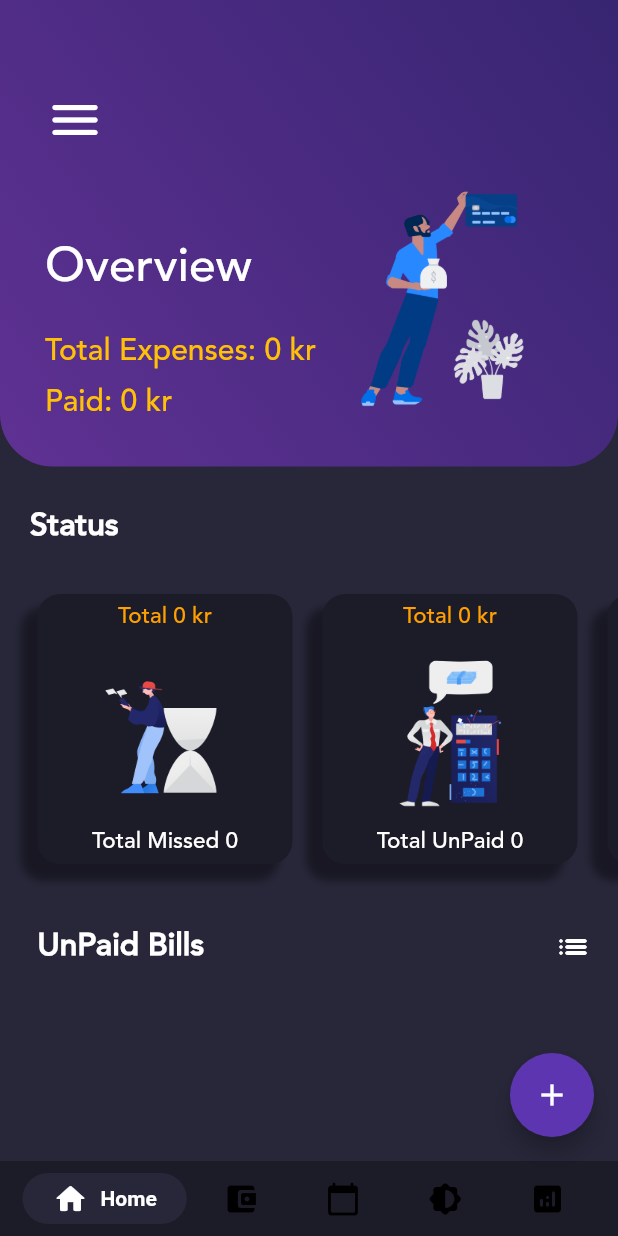
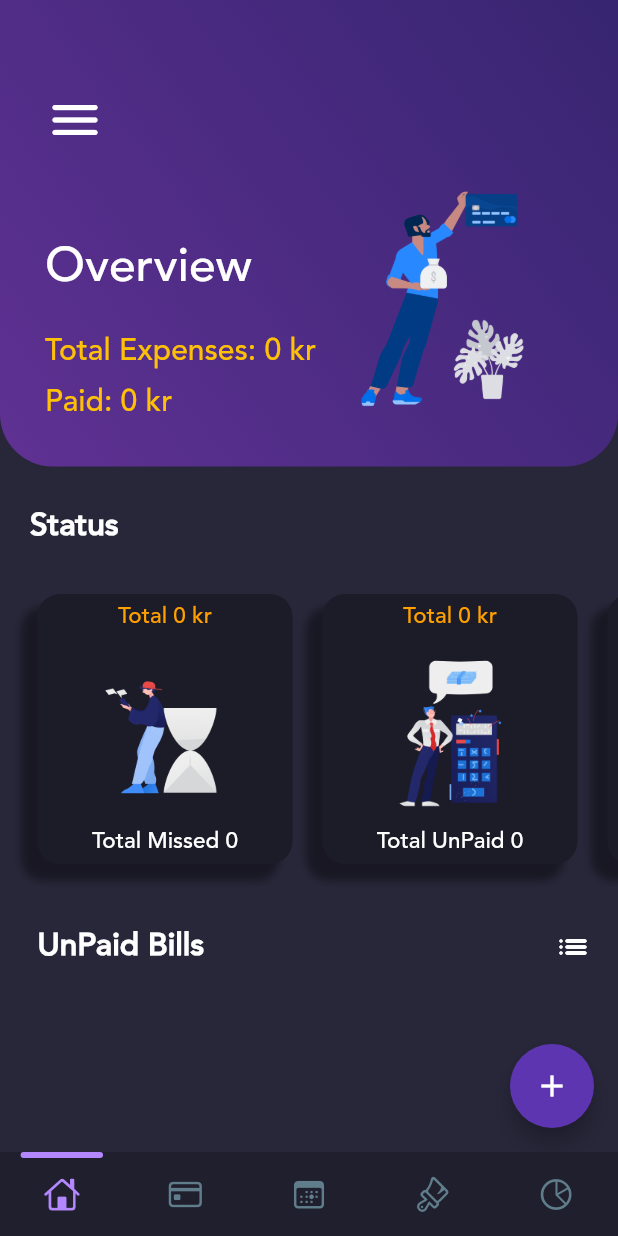
Before and after one commit to JohnBoscoM/to_pay_app, a Flutter app: the screen it shows after launch, on a phone screen of 412 x 824 dp. Run offline on Flutter 3.47's test engine with Material 2 defaults, Android fonts, the phone set to English and light mode, and no system bars; drawn by our look-alikes of flutter_snake_navigationbar, google_nav_bar; our stand-ins replace flutter_bloc, flutter_neumorphic, google_fonts, hive, hive_flutter, modal_bottom_sheet and 1 more; missing offline and left inert: flutter_clean_calendar, responsive_navigation_bar; accounts and stored records are empty; generated files the repository leaves out were written again.

Commit message:
snake navbar

```diff
--- a/lib/Pages/nav.dart
+++ b/lib/Pages/nav.dart
@@ -1,4 +1,6 @@
+import 'package:flutter/cupertino.dart';
 import 'package:flutter/material.dart';
+import 'package:flutter_snake_navigationbar/flutter_snake_navigationbar.dart';
 import 'package:google_fonts/google_fonts.dart';
 import 'package:google_nav_bar/google_nav_bar.dart';
 import 'package:to_pay_app/Pages/missedPayments.dart';
@@ -30,6 +32,14 @@ class _NavState extends State<NavPage> {
   void changeTab() {
     if (mounted) setState(() {});
   }
+  SnakeBarBehaviour snakeBarStyle = SnakeBarBehaviour.pinned;
+  SnakeShape snakeShape = SnakeShape.indicator;
+  bool showSelectedLabels = false;
+  bool showUnselectedLabels = false;
+  // ShapeBorder bottomBarShape = const RoundedRectangleBorder(
+  //   borderRadius: BorderRadius.all(Radius.circular(25)),
+  // );
+  EdgeInsets padding = const EdgeInsets.all(12);
 
   static const TextStyle optionStyle =
       TextStyle(fontSize: 30, fontWeight: FontWeight.bold);
@@ -48,57 +58,39 @@ class _NavState extends State<NavPage> {
   Widget build(BuildContext context) {
        final themeProvider = Provider.of<ThemeProvider>(context);
     return Scaffold(
-      backgroundColor: themeProvider.themeMode().color,
+      backgroundColor: themeProvider.themeMode().blendBackgroundColor,
       body: Center(
         child: _widgetOptions.elementAt(_selectedIndex),
       ),
-      bottomNavigationBar: Container(
+      bottomNavigationBar: SnakeNavigationBar.color(
+        backgroundColor: themeProvider.themeMode().navBarColor,
+        behaviour: snakeBarStyle,
+        snakeShape: snakeShape,
+        //shape: bottomBarShape,
+        //  padding: padding,
 
-        child: SafeArea(
-          child: Padding(
-            padding: const EdgeInsets.symmetric(horizontal: 15.0, vertical: 8),
-            child: GNav(
-              backgroundColor: themeProvider.themeMode().color,
-                gap: 8,
-                activeColor: themeProvider.themeMode().textColor,
-                iconSize: 24,
-                padding: EdgeInsets.symmetric(horizontal: 20, vertical: 5),
-                duration: Duration(milliseconds: 500),
-                tabBackgroundColor: themeProvider.themeMode().blendBackgroundColor,
-                tabs: [
-                  GButton(
-                    icon: Icons.home_rounded,
-                    text: 'Home',
-                  ),
-                  GButton(
-                    icon: Icons.account_balance_wallet_rounded,
-                    text: 'Bills',
-                  ),
-                  GButton(
-                    icon: Icons.calendar_today_rounded,
-                    text: 'Calendar',
-                  ),
-                  //  GButton(
-                  //   icon: Icons.analytics_outlined,
-                  //   text: 'Analytics',
-                  // ),
-                  GButton(
-                    icon: Icons.brightness_medium_rounded,
-                    text: 'Theme',
-                  ),
-                   GButton(
-                    icon: Icons.analytics_rounded,
-                    text: 'Analytics',
-                  ),
-                ],
-                selectedIndex: _selectedIndex,
-                onTabChange: (index) {
-                  setState(() {
-                    _selectedIndex = index;
-                  });
-                }),
-          ),
-        ),
+        ///configuration for SnakeNavigationBar.color
+        snakeViewColor: themeProvider.themeMode().navBarForeground,
+        selectedItemColor: snakeShape == SnakeShape.indicator ? themeProvider.themeMode().navBarForeground : null,
+        unselectedItemColor: themeProvider.themeMode().unselectedItemColor,
+
+        ///configuration for SnakeNavigationBar.gradient
+        //snakeViewGradient: selectedGradient,
+        //selectedItemGradient: snakeShape == SnakeShape.indicator ? selectedGradient : null,
+        //unselectedItemGradient: unselectedGradient,
+
+        showUnselectedLabels: showUnselectedLabels,
+        showSelectedLabels: showSelectedLabels,
+
+        currentIndex: _selectedIndex,
+        onTap: (index) => setState(() => _selectedIndex = index),
+        items: [
+          BottomNavigationBarItem(icon: Icon(CupertinoIcons.home), label: 'Home'),
+          BottomNavigationBarItem(icon: Icon(CupertinoIcons.creditcard), label: 'Expenses'),
+          BottomNavigationBarItem(icon: Icon(CupertinoIcons.calendar_today), label: 'Calendar'),
+          BottomNavigationBarItem(icon: Icon(CupertinoIcons.paintbrush), label: 'Theme'),
+          BottomNavigationBarItem(icon: Icon(CupertinoIcons.chart_pie), label: 'Analytics')
+        ],
       ),
     );
   }
--- a/lib/Pages/paymentsTabbedView.dart
+++ b/lib/Pages/paymentsTabbedView.dart
@@ -108,9 +108,9 @@ class _PaymentsTabbedPageState extends State<PaymentsTabbedPage>
         appBar: AppBar(
             backgroundColor: themeProvider.themeMode().blendBackgroundColor,
 
-            elevation: 0,
+            elevation: 3 ,
             bottom: buildSearchBar(themeProvider),
-            title: Padding(padding: EdgeInsets.only(top: 20), child:Text("Expenses",style: TextStyle(fontSize: 30, fontFamily: "avenir"),))
+            title: Padding(padding: EdgeInsets.only(top: 20), child:Text("Expenses",style: TextStyle(fontSize: 30, fontFamily: "avenir", fontWeight: FontWeight.w700),))
         ),
         body: TabBarView(
           controller: _controller,
--- a/lib/model_providers/theme_provider.dart
+++ b/lib/model_providers/theme_provider.dart
@@ -83,8 +83,10 @@ class ThemeProvider with ChangeNotifier {
       ],
       textColor: isLightTheme ? Color(0xFF000000) : Color(0xFFFFFFFF),
       selectedColor: isLightTheme ? Colors.deepPurple : Colors.deepPurple[800],
+      navBarForeground: isLightTheme ? Colors.deepPurple: Colors.deepPurpleAccent[100],
       toggleButtonColor: isLightTheme ? Color(0xFFFFFFFF) : Color(0xFf34323d),
-      searchBarColor: isLightTheme ? Colors.deepPurple[100] : Color.fromARGB(20, 240, 200, 255),
+      searchBarColor: isLightTheme ? Color.fromARGB(25, 30, 0, 255) : Color.fromARGB(15, 255, 250, 255),
+      unselectedItemColor: isLightTheme ? Colors.blueGrey[600] : Colors.blueGrey,
       nightOrDayImage: isLightTheme
           ? "assets/images/hugo-dogw.png"
           : 'assets/images/hugo-cat-sleep.png',
@@ -92,8 +94,8 @@ class ThemeProvider with ChangeNotifier {
           isLightTheme ? Color(0xFFe7e7e8) : Color(0xFF222029),
       color: isLightTheme ? Colors.white : Color(0xff1C1B28),
       appColor: isLightTheme ? Color(0xFF6C60E0) : Colors.deepPurple,
-      blendBackgroundColor:
-          isLightTheme ? Color(0xffEEEDF7) : Color(0xff28273A),
+      blendBackgroundColor: isLightTheme ? Color(0xffEEEDF7) : Color(0xff28273A),
+      navBarColor: isLightTheme ? Color(0xffe8e6f5) : Color(0xff201f2e),
       shadow: [
         if (isLightTheme)
           BoxShadow(
@@ -208,11 +210,14 @@ class ThemeColor {
   List<Color> missedGradient;
   String nightOrDayImage;
   Color backgroundColor;
+  Color navBarColor;
   Color searchBarColor;
+  Color unselectedItemColor;
   Color toggleButtonColor;
   Color toggleBackgroundColor;
   Color textColor;
   Color color;
+  Color navBarForeground;
   Color selectedColor;
   Color appColor;
   Color blendBackgroundColor;
@@ -225,10 +230,13 @@ class ThemeColor {
       this.toggleBackgroundColor,
       this.toggleButtonColor,
       this.textColor,
+        this.unselectedItemColor,
       this.shadow,
+        this.navBarColor,
       this.appColor,
       this.searchBarColor,
       this.blendBackgroundColor,
+        this.navBarForeground,
       this.backgroundGradient,
       this.paidGradient,
       this.missedGradient,
--- a/pubspec.yaml
+++ b/pubspec.yaml
@@ -20,6 +20,7 @@ dependencies:
   google_fonts: ^1.1.1
   google_nav_bar: ^3.1.0
   responsive_navigation_bar: ^1.8.0
+  flutter_snake_navigationbar: ^0.4.4
   table_calendar: ^2.3.3
   flutter_clean_calendar: ^1.0.2+1
   modal_bottom_sheet: ^1.0.0+1
```
Also changed, not shown: pubspec.lock.
